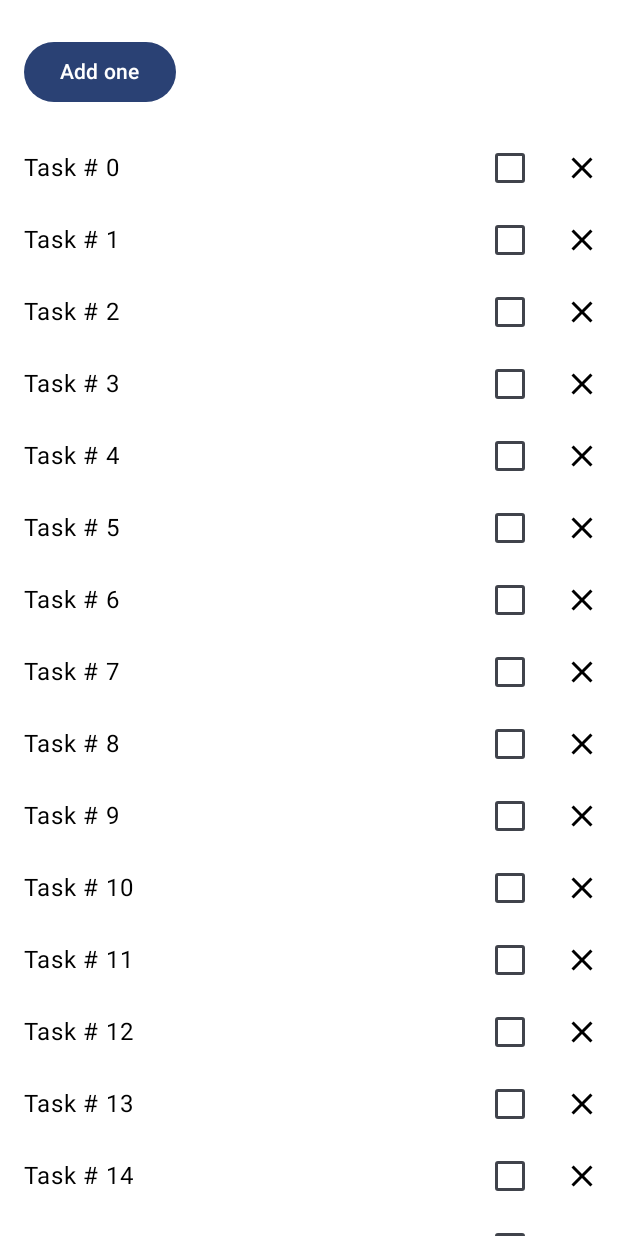
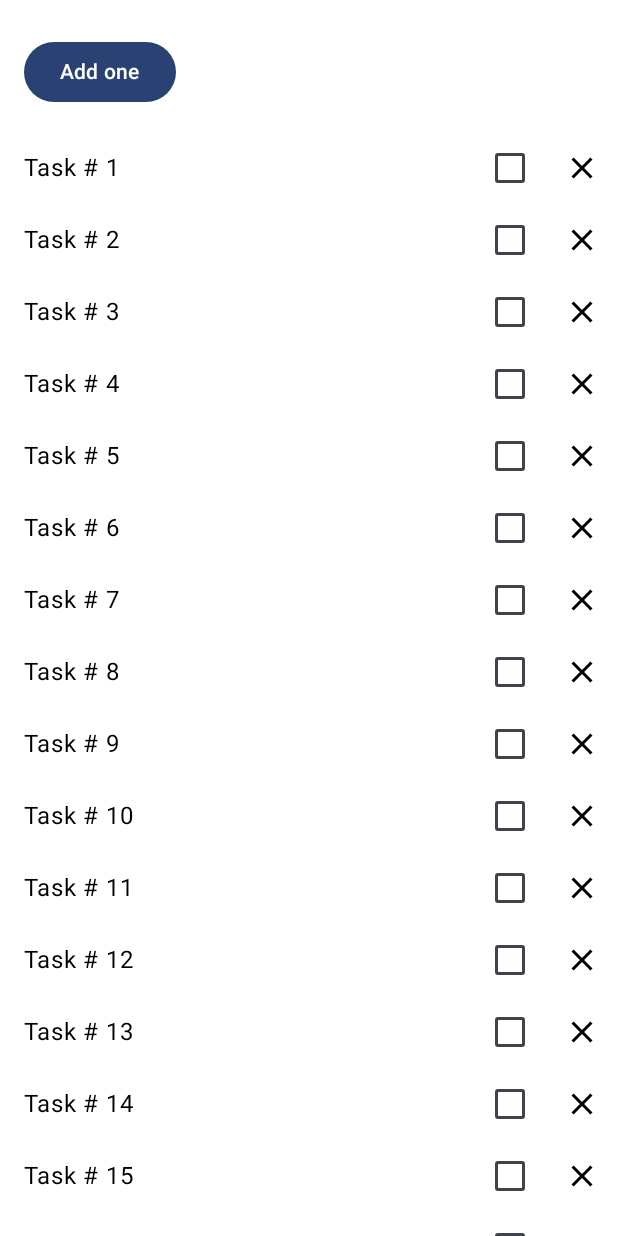
Before and after one commit to pralat/BasicStateCodelab, an Android app built with Jetpack Compose: the composable WellnessScreen shown on its own in the app's theme, after a tap on "Close", on a phone screen of 412 x 824 dp. Run offline under Robolectric (Android 15) with nearby library versions, the phone set to English and light mode, and no system bars.

Commit message:
Step 11 Observable MutableList

```diff
--- a/app/src/main/java/com/example/basicstatecodelab/WellnessScreen.kt
+++ b/app/src/main/java/com/example/basicstatecodelab/WellnessScreen.kt
@@ -2,12 +2,19 @@ package com.example.basicstatecodelab
 
 import androidx.compose.foundation.layout.Column
 import androidx.compose.runtime.Composable
+import androidx.compose.runtime.remember
+import androidx.compose.runtime.toMutableStateList
 import androidx.compose.ui.Modifier
+import com.example.basicstatecodelab.data.WellnessTask
 
 @Composable
 fun WellnessScreen(modifier: Modifier = Modifier) {
-    Column {
+    Column(modifier = modifier) {
         StatefulCounter(modifier)
-        WellnessTasksList(modifier)
+
+        val list = remember { getWellnessTasks().toMutableStateList() }
+        WellnessTasksList(list = list, onCloseTask = { task -> list.remove(task) })
     }
 }
+
+fun getWellnessTasks() = List(30) { i -> WellnessTask(i, "Task # $i") }
--- a/app/src/main/java/com/example/basicstatecodelab/WellnessTaskItem.kt
+++ b/app/src/main/java/com/example/basicstatecodelab/WellnessTaskItem.kt
@@ -47,14 +47,14 @@ fun WellnessTaskItem(
 }
 
 @Composable
-fun WellnessTaskItem(taskName: String, modifier: Modifier = Modifier) {
+fun WellnessTaskItem(taskName: String, onClose: () -> Unit, modifier: Modifier = Modifier) {
     var checkedState by rememberSaveable { mutableStateOf(false) }
 
     WellnessTaskItem(
         taskName = taskName,
         checked = checkedState,
         onCheckedChange = { newValue -> checkedState = newValue },
-        onClose = {}, // we will implement this later!
+        onClose = onClose,
         modifier = modifier,
     )
 }
--- a/app/src/main/java/com/example/basicstatecodelab/WellnessTasksList.kt
+++ b/app/src/main/java/com/example/basicstatecodelab/WellnessTasksList.kt
@@ -7,18 +7,19 @@ import androidx.compose.runtime.Composable
 import androidx.compose.ui.Modifier
 import androidx.compose.runtime.remember
 
-fun getWellnessTasks() = List(30) { i -> WellnessTask(i, "Task # $i") }
 
 @Composable
 fun WellnessTasksList(
-    modifier: Modifier = Modifier,
-    list: List<WellnessTask> = remember { getWellnessTasks() }
+    list: List<WellnessTask>,
+    onCloseTask: (WellnessTask) -> Unit,
+    modifier: Modifier = Modifier
 ) {
-    LazyColumn(
-        modifier = modifier
-    ) {
-        items(list) { task ->
-            WellnessTaskItem(taskName = task.label)
+    LazyColumn(modifier = modifier) {
+        items(
+            items = list,
+            key = { task -> task.id }
+        ) { task ->
+            WellnessTaskItem(taskName = task.label, onClose = { onCloseTask(task) })
         }
     }
 }
```
